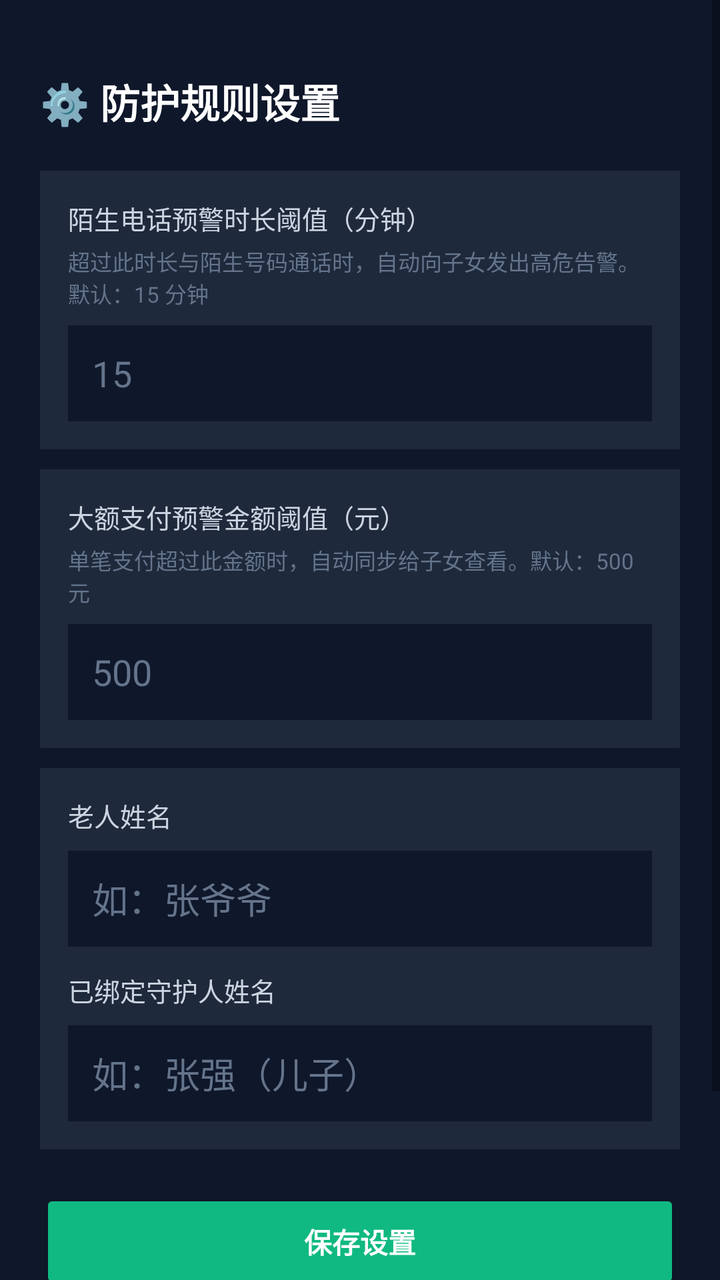
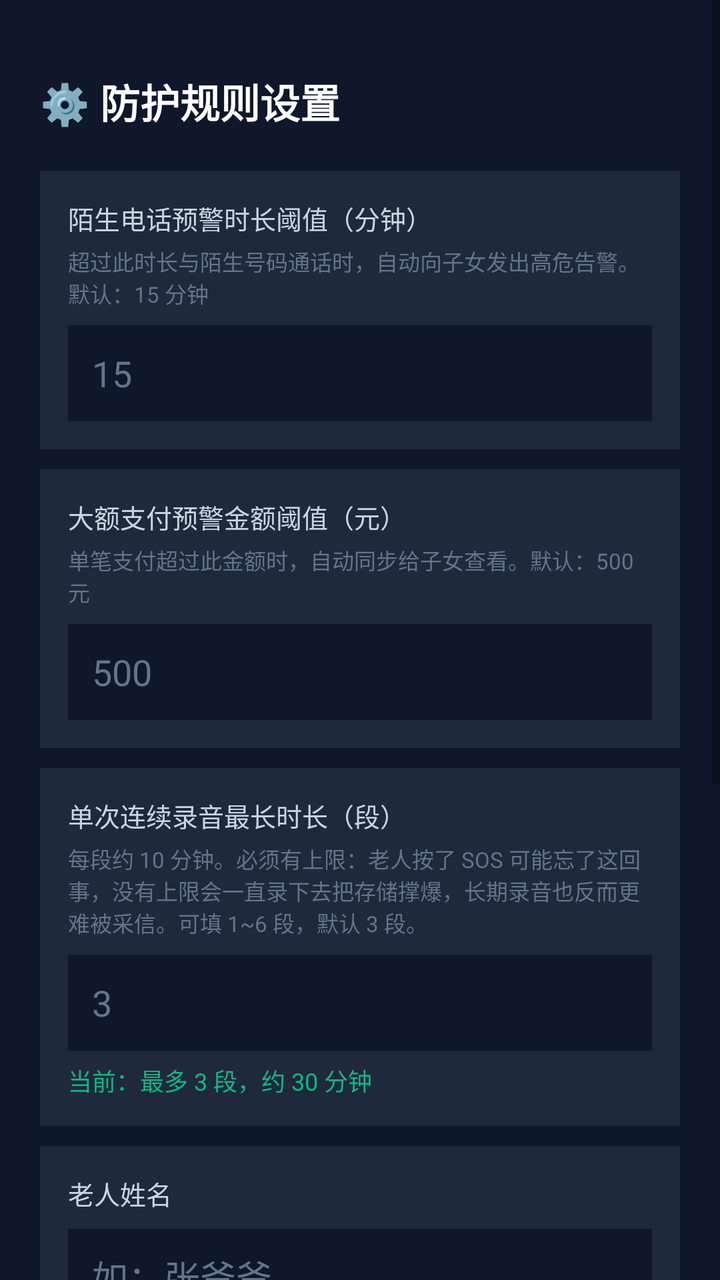

Before-and-after screenshots of an Android layout around one commit, followed by the original layout XML and the change that was made.
<!-- AndroidManifest.xml: application theme Theme.AntiFraudGuard -->
<!-- res/layout/activity_settings.xml -->
<?xml version="1.0" encoding="utf-8"?>
<ScrollView xmlns:android="http://schemas.android.com/apk/res/android"
    android:layout_width="match_parent"
    android:layout_height="match_parent"
    android:background="#0F172A">

    <LinearLayout
        android:layout_width="match_parent"
        android:layout_height="wrap_content"
        android:orientation="vertical"
        android:padding="20dp">

        <TextView
            android:layout_width="wrap_content"
            android:layout_height="wrap_content"
            android:text="⚙️ 防护规则设置"
            android:textColor="#FFFFFF"
            android:textSize="20sp"
            android:textStyle="bold"
            android:layout_marginTop="16dp" />

        
        <LinearLayout
            android:layout_width="match_parent"
            android:layout_height="wrap_content"
            android:orientation="vertical"
            android:background="#1E293B"
            android:padding="14dp"
            android:layout_marginTop="20dp">

            <TextView
                android:layout_width="wrap_content"
                android:layout_height="wrap_content"
                android:text="陌生电话预警时长阈值（分钟）"
                android:textColor="#CBD5E1"
                android:textSize="13sp" />

            <TextView
                android:layout_width="wrap_content"
                android:layout_height="wrap_content"
                android:text="超过此时长与陌生号码通话时，自动向子女发出高危告警。默认：15 分钟"
                android:textColor="#64748B"
                android:textSize="11sp"
                android:layout_marginTop="4dp" />

            <EditText
                android:id="@+id/et_call_threshold"
                android:layout_width="match_parent"
                android:layout_height="48dp"
                android:hint="15"
                android:inputType="number"
                android:textColor="#FFFFFF"
                android:textColorHint="#64748B"
                android:background="#0F172A"
                android:paddingHorizontal="12dp"
                android:layout_marginTop="8dp" />
        </LinearLayout>

        
        <LinearLayout
            android:layout_width="match_parent"
            android:layout_height="wrap_content"
            android:orientation="vertical"
            android:background="#1E293B"
            android:padding="14dp"
            android:layout_marginTop="10dp">

            <TextView
                android:layout_width="wrap_content"
                android:layout_height="wrap_content"
                android:text="大额支付预警金额阈值（元）"
                android:textColor="#CBD5E1"
                android:textSize="13sp" />

            <TextView
                android:layout_width="wrap_content"
                android:layout_height="wrap_content"
                android:text="单笔支付超过此金额时，自动同步给子女查看。默认：500 元"
                android:textColor="#64748B"
                android:textSize="11sp"
                android:layout_marginTop="4dp" />

            <EditText
                android:id="@+id/et_payment_threshold"
                android:layout_width="match_parent"
                android:layout_height="48dp"
                android:hint="500"
                android:inputType="number"
                android:textColor="#FFFFFF"
                android:textColorHint="#64748B"
                android:background="#0F172A"
                android:paddingHorizontal="12dp"
                android:layout_marginTop="8dp" />
        </LinearLayout>

        
        <LinearLayout
            android:layout_width="match_parent"
            android:layout_height="wrap_content"
            android:orientation="vertical"
            android:background="#1E293B"
            android:padding="14dp"
            android:layout_marginTop="10dp">

            <TextView
                android:layout_width="wrap_content"
                android:layout_height="wrap_content"
                android:text="老人姓名"
                android:textColor="#CBD5E1"
                android:textSize="13sp" />

            <EditText
                android:id="@+id/et_elder_name"
                android:layout_width="match_parent"
                android:layout_height="48dp"
                android:hint="如：张爷爷"
                android:textColor="#FFFFFF"
                android:textColorHint="#64748B"
                android:background="#0F172A"
                android:paddingHorizontal="12dp"
                android:layout_marginTop="8dp" />

            <TextView
                android:layout_width="wrap_content"
                android:layout_height="wrap_content"
                android:text="已绑定守护人姓名"
                android:textColor="#CBD5E1"
                android:textSize="13sp"
                android:layout_marginTop="12dp" />

            <EditText
                android:id="@+id/et_family_name"
                android:layout_width="match_parent"
                android:layout_height="48dp"
                android:hint="如：张强（儿子）"
                android:textColor="#FFFFFF"
                android:textColorHint="#64748B"
                android:background="#0F172A"
                android:paddingHorizontal="12dp"
                android:layout_marginTop="8dp" />
        </LinearLayout>

        <Button
            android:id="@+id/btn_save_settings"
            android:layout_width="match_parent"
            android:layout_height="52dp"
            android:text="保存设置"
            android:backgroundTint="#10B981"
            android:textColor="#FFFFFF"
            android:textStyle="bold"
            android:layout_marginTop="20dp" />

        <Button
            android:id="@+id/btn_switch_role"
            android:layout_width="match_parent"
            android:layout_height="48dp"
            android:text="切换角色（老人端 / 子女端）"
            android:backgroundTint="#334155"
            android:textColor="#CBD5E1"
            android:layout_marginTop="12dp"
            android:layout_marginBottom="24dp" />

    </LinearLayout>
</ScrollView>
<!-- resources referenced by this layout -->
<resources>
  <style name="Theme.AntiFraudGuard" parent="Theme.MaterialComponents.DayNight.NoActionBar">
          
          <item name="colorPrimary">@color/blue_500</item>
          <item name="colorPrimaryVariant">@color/blue_700</item>
          <item name="colorOnPrimary">@color/white</item>
          
          <item name="colorSecondary">@color/emerald_500</item>
          <item name="colorSecondaryVariant">@color/emerald_700</item>
          <item name="colorOnSecondary">@color/white</item>
          
          <item name="android:statusBarColor">#0F172A</item>
          <item name="android:windowBackground">#0F172A</item>
      </style>
  <color name="blue_500">#3B82F6</color>
  <color name="blue_700">#1D4ED8</color>
  <color name="white">#FFFFFFFF</color>
  <color name="emerald_500">#10B981</color>
  <color name="emerald_700">#047857</color>
</resources>

<!-- the commit's change to res/layout/activity_settings.xml (unified diff, before → after) -->
@@ -105,6 +105,52 @@
             <TextView
                 android:layout_width="wrap_content"
                 android:layout_height="wrap_content"
+                android:text="单次连续录音最长时长（段）"
+                android:textColor="#CBD5E1"
+                android:textSize="13sp" />
+
+            <TextView
+                android:layout_width="wrap_content"
+                android:layout_height="wrap_content"
+                android:text="每段约 10 分钟。必须有上限：老人按了 SOS 可能忘了这回事，没有上限会一直录下去把存储撑爆，长期录音也反而更难被采信。可填 1~6 段，默认 3 段。"
+                android:textColor="#64748B"
+                android:textSize="11sp"
+                android:layout_marginTop="4dp" />
+
+            <EditText
+                android:id="@+id/et_rec_segments"
+                android:layout_width="match_parent"
+                android:layout_height="48dp"
+                android:hint="3"
+                android:inputType="number"
+                android:textColor="#FFFFFF"
+                android:textColorHint="#64748B"
+                android:background="#0F172A"
+                android:paddingHorizontal="12dp"
+                android:layout_marginTop="8dp" />
+
+            <TextView
+                android:id="@+id/tv_rec_minutes_hint"
+                android:layout_width="wrap_content"
+                android:layout_height="wrap_content"
+                android:text="当前：最多 3 段，约 30 分钟"
+                android:textColor="#10B981"
+                android:textSize="12sp"
+                android:layout_marginTop="6dp" />
+        </LinearLayout>
+
+        
+        <LinearLayout
+            android:layout_width="match_parent"
+            android:layout_height="wrap_content"
+            android:orientation="vertical"
+            android:background="#1E293B"
+            android:padding="14dp"
+            android:layout_marginTop="10dp">
+
+            <TextView
+                android:layout_width="wrap_content"
+                android:layout_height="wrap_content"
                 android:text="老人姓名"
                 android:textColor="#CBD5E1"
                 android:textSize="13sp" />
@@ -123,22 +169,59 @@
             <TextView
                 android:layout_width="wrap_content"
                 android:layout_height="wrap_content"
-                android:text="已绑定守护人姓名"
+                android:text="老人手机号（同步到服务器，子女端可见）"
                 android:textColor="#CBD5E1"
                 android:textSize="13sp"
                 android:layout_marginTop="12dp" />
 
             <EditText
-                android:id="@+id/et_family_name"
-                android:layout_width="match_parent"
-                android:layout_height="48dp"
-                android:hint="如：张强（儿子）"
-                android:textColor="#FFFFFF"
-                android:textColorHint="#64748B"
-                android:background="#0F172A"
-                android:paddingHorizontal="12dp"
-                android:layout_marginTop="8dp" />
-        </LinearLayout>
+                android:id="@+id/et_elder_phone"
+                android:layout_width="match_parent"
+                android:layout_height="48dp"
+                android:hint="11 位手机号"
+                android:inputType="phone"
+                android:textColor="#FFFFFF"
+                android:textColorHint="#64748B"
+                android:background="#0F172A"
+                android:paddingHorizontal="12dp"
+                android:layout_marginTop="8dp" />
+
+            <TextView
+                android:layout_width="wrap_content"
+                android:layout_height="wrap_content"
+                android:text="已绑定守护人姓名"
+                android:textColor="#CBD5E1"
+                android:textSize="13sp"
+                android:layout_marginTop="12dp" />
+
+            
+            <TextView
+                android:id="@+id/tv_family_name"
+                android:layout_width="match_parent"
+                android:layout_height="wrap_content"
+                android:background="#0F172A"
+                android:padding="12dp"
+                android:text="未绑定子女账号"
+                android:textColor="#FFFFFF"
+                android:textSize="15sp"
+                android:layout_marginTop="8dp" />
+
+            <TextView
+                android:layout_width="wrap_content"
+                android:layout_height="wrap_content"
+                android:text="由子女端绑定后自动显示，换手机也不会丢；如需改名请在子女端账号中操作。"
+                android:textColor="#64748B"
+                android:textSize="11sp"
+                android:layout_marginTop="4dp" />
+        </LinearLayout>
+
+        <TextView
+            android:layout_width="wrap_content"
+            android:layout_height="wrap_content"
+            android:text="以上防护规则会同步到云端，换手机、重装 App 后自动恢复，不会悄悄回到默认值。"
+            android:textColor="#64748B"
+            android:textSize="11sp"
+            android:layout_marginTop="12dp" />
 
         <Button
             android:id="@+id/btn_save_settings"
@@ -148,16 +231,7 @@
             android:backgroundTint="#10B981"
             android:textColor="#FFFFFF"
             android:textStyle="bold"
-            android:layout_marginTop="20dp" />
-
-        <Button
-            android:id="@+id/btn_switch_role"
-            android:layout_width="match_parent"
-            android:layout_height="48dp"
-            android:text="切换角色（老人端 / 子女端）"
-            android:backgroundTint="#334155"
-            android:textColor="#CBD5E1"
-            android:layout_marginTop="12dp"
+            android:layout_marginTop="20dp"
             android:layout_marginBottom="24dp" />
 
     </LinearLayout>
